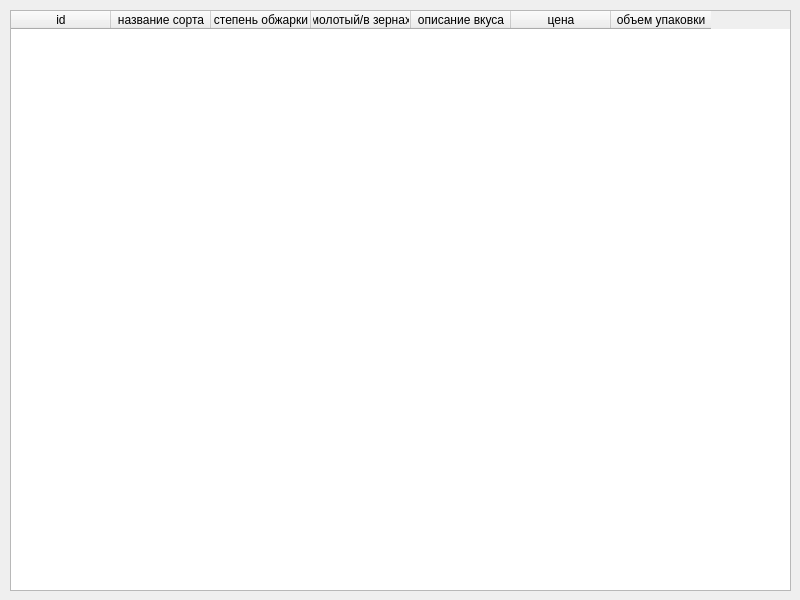
GoldmanYT/coffee, file maIn.ui: the form before one commit.
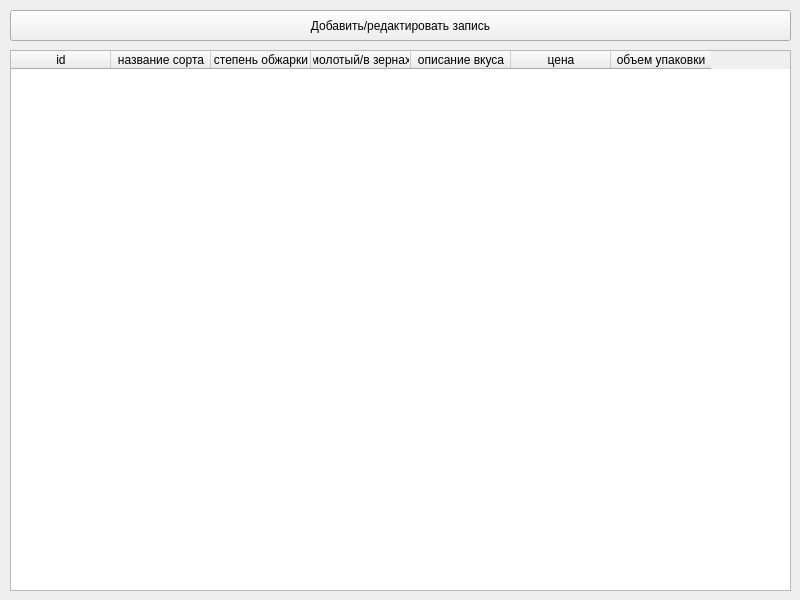
The form after the commit.

Diff of the .ui file:
```diff
--- a/maIn.ui
+++ b/maIn.ui
@@ -18,9 +18,9 @@
     <property name="geometry">
      <rect>
       <x>10</x>
-      <y>10</y>
+      <y>50</y>
       <width>781</width>
-      <height>581</height>
+      <height>541</height>
      </rect>
     </property>
     <column>
@@ -59,6 +59,19 @@
      </property>
     </column>
    </widget>
+   <widget class="QPushButton" name="btn">
+    <property name="geometry">
+     <rect>
+      <x>10</x>
+      <y>10</y>
+      <width>781</width>
+      <height>31</height>
+     </rect>
+    </property>
+    <property name="text">
+     <string>Добавить/редактировать запись</string>
+    </property>
+   </widget>
   </widget>
  </widget>
  <resources/>
```
